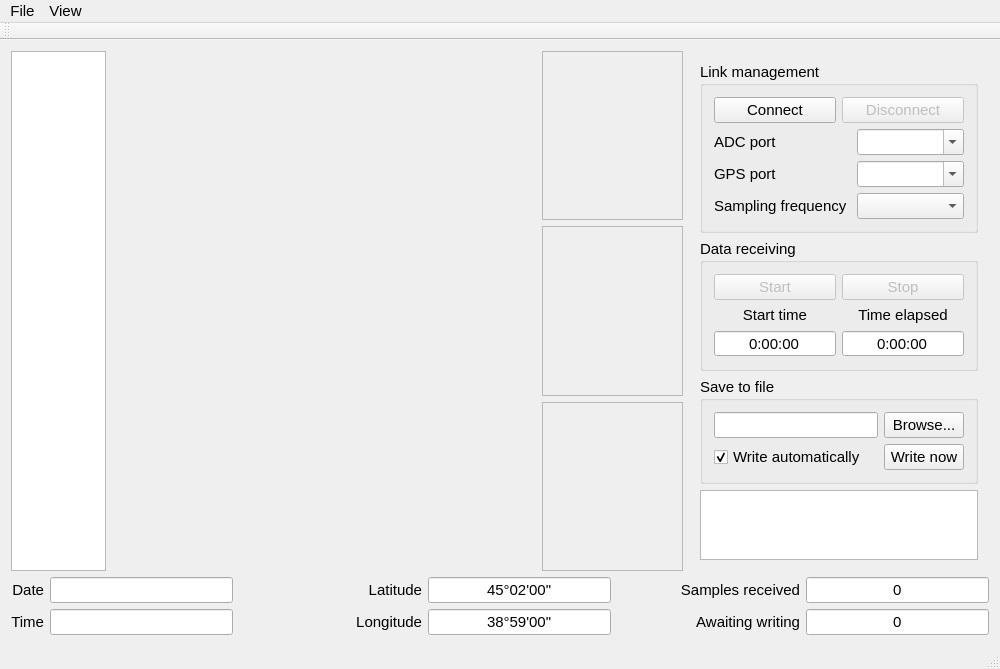
Qt form mainwindow.ui (NIA/seismoreg) before a commit.
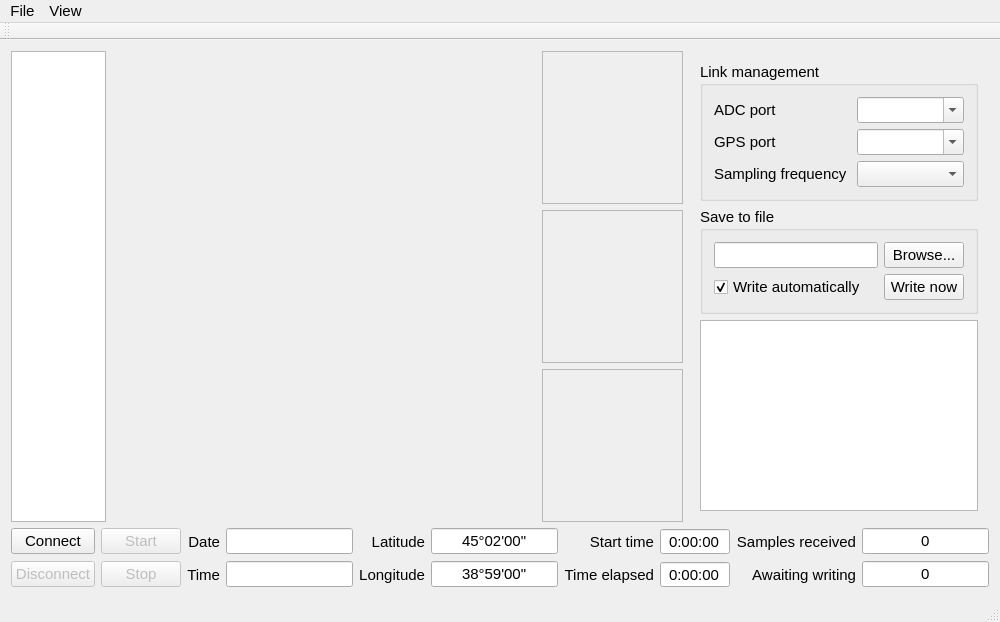
The same form after that commit. Custom widgets are drawn as their Qt base class.

```diff
--- a/mainwindow.ui
+++ b/mainwindow.ui
@@ -97,10 +97,7 @@
             <string>Link management</string>
            </property>
            <layout class="QGridLayout" name="gridLayout">
-            <item row="6" column="2">
-             <widget class="QComboBox" name="samplingFreq"/>
-            </item>
-            <item row="2" column="1">
+            <item row="1" column="1">
              <widget class="QLed" name="ledADC" native="true">
               <property name="sizePolicy">
                <sizepolicy hsizetype="Fixed" vsizetype="Fixed">
@@ -122,7 +119,7 @@
               </property>
              </widget>
             </item>
-            <item row="4" column="1">
+            <item row="3" column="1">
              <widget class="QLed" name="ledGPS" native="true">
               <property name="minimumSize">
                <size>
@@ -138,68 +135,38 @@
               </property>
              </widget>
             </item>
-            <item row="0" column="0" colspan="3">
-             <layout class="QHBoxLayout" name="horizontalLayout_2">
-              <item>
-               <widget class="QPushButton" name="connectBtn">
-                <property name="sizePolicy">
-                 <sizepolicy hsizetype="Minimum" vsizetype="Fixed">
-                  <horstretch>0</horstretch>
-                  <verstretch>0</verstretch>
-                 </sizepolicy>
-                </property>
-                <property name="text">
-                 <string>Connect</string>
-                </property>
-               </widget>
-              </item>
-              <item>
-               <widget class="QPushButton" name="disconnectBtn">
-                <property name="enabled">
-                 <bool>false</bool>
-                </property>
-                <property name="sizePolicy">
-                 <sizepolicy hsizetype="Minimum" vsizetype="Fixed">
-                  <horstretch>0</horstretch>
-                  <verstretch>0</verstretch>
-                 </sizepolicy>
-                </property>
-                <property name="text">
-                 <string>Disconnect</string>
-                </property>
-               </widget>
-              </item>
-             </layout>
+            <item row="5" column="2">
+             <widget class="QComboBox" name="samplingFreq"/>
             </item>
-            <item row="2" column="2">
+            <item row="1" column="2">
              <widget class="QComboBox" name="portChooser">
               <property name="editable">
                <bool>true</bool>
               </property>
              </widget>
             </item>
-            <item row="4" column="2">
+            <item row="3" column="2">
              <widget class="QComboBox" name="portChooserGPS">
               <property name="editable">
                <bool>true</bool>
               </property>
              </widget>
             </item>
-            <item row="4" column="0">
+            <item row="3" column="0">
              <widget class="QLabel" name="label_6">
               <property name="text">
                <string>GPS port</string>
               </property>
              </widget>
             </item>
-            <item row="2" column="0">
+            <item row="1" column="0">
              <widget class="QLabel" name="label_5">
               <property name="text">
                <string>ADC port</string>
               </property>
              </widget>
             </item>
-            <item row="6" column="0" colspan="2">
+            <item row="5" column="0" colspan="2">
              <widget class="QLabel" name="label_7">
               <property name="text">
                <string>Sampling frequency</string>
@@ -209,87 +176,6 @@
            </layout>
           </widget>
          </item>
-         <item>
-          <widget class="QGroupBox" name="dataGroup">
-           <property name="title">
-            <string>Data receiving</string>
-           </property>
-           <layout class="QGridLayout" name="gridLayout_2">
-            <item row="2" column="2">
-             <widget class="QTimeEdit" name="timeElapsed">
-              <property name="alignment">
-               <set>Qt::AlignCenter</set>
-              </property>
-              <property name="readOnly">
-               <bool>true</bool>
-              </property>
-              <property name="buttonSymbols">
-               <enum>QAbstractSpinBox::NoButtons</enum>
-              </property>
-              <property name="displayFormat">
-               <string>H:mm:ss</string>
-              </property>
-             </widget>
-            </item>
-            <item row="2" column="1">
-             <widget class="QTimeEdit" name="timeStart">
-              <property name="alignment">
-               <set>Qt::AlignCenter</set>
-              </property>
-              <property name="readOnly">
-               <bool>true</bool>
-              </property>
-              <property name="buttonSymbols">
-               <enum>QAbstractSpinBox::NoButtons</enum>
-              </property>
-              <property name="displayFormat">
-               <string>H:mm:ss</string>
-              </property>
-             </widget>
-            </item>
-            <item row="1" column="1">
-             <widget class="QLabel" name="label_2">
-              <property name="text">
-               <string>Start time</string>
-              </property>
-              <property name="alignment">
-               <set>Qt::AlignCenter</set>
-              </property>
-             </widget>
-            </item>
-            <item row="1" column="2">
-             <widget class="QLabel" name="label_3">
-              <property name="text">
-               <string>Time elapsed</string>
-              </property>
-              <property name="alignment">
-               <set>Qt::AlignCenter</set>
-              </property>
-             </widget>
-            </item>
-            <item row="0" column="2">
-             <widget class="QPushButton" name="stopBtn">
-              <property name="enabled">
-               <bool>false</bool>
-              </property>
-              <property name="text">
-               <string>Stop</string>
-              </property>
-             </widget>
-            </item>
-            <item row="0" column="1">
-             <widget class="QPushButton" name="startBtn">
-              <property name="enabled">
-               <bool>false</bool>
-              </property>
-              <property name="text">
-               <string>Start</string>
-              </property>
-             </widget>
-            </item>
-           </layout>
-          </widget>
-         </item>
          <item>
           <widget class="QGroupBox" name="fileGroup">
            <property name="title">
@@ -349,7 +235,74 @@
     </item>
     <item>
      <layout class="QGridLayout" name="gridLayout_4">
-      <item row="0" column="4">
+      <item row="1" column="7">
+       <widget class="QTimeEdit" name="timeElapsed">
+        <property name="sizePolicy">
+         <sizepolicy hsizetype="Expanding" vsizetype="Fixed">
+          <horstretch>0</horstretch>
+          <verstretch>0</verstretch>
+         </sizepolicy>
+        </property>
+        <property name="alignment">
+         <set>Qt::AlignCenter</set>
+        </property>
+        <property name="readOnly">
+         <bool>true</bool>
+        </property>
+        <property name="buttonSymbols">
+         <enum>QAbstractSpinBox::NoButtons</enum>
+        </property>
+        <property name="displayFormat">
+         <string>H:mm:ss</string>
+        </property>
+       </widget>
+      </item>
+      <item row="0" column="0">
+       <widget class="QPushButton" name="connectBtn">
+        <property name="sizePolicy">
+         <sizepolicy hsizetype="Minimum" vsizetype="Fixed">
+          <horstretch>0</horstretch>
+          <verstretch>0</verstretch>
+         </sizepolicy>
+        </property>
+        <property name="text">
+         <string>Connect</string>
+        </property>
+       </widget>
+      </item>
+      <item row="1" column="0">
+       <widget class="QPushButton" name="disconnectBtn">
+        <property name="enabled">
+         <bool>false</bool>
+        </property>
+        <property name="sizePolicy">
+         <sizepolicy hsizetype="Minimum" vsizetype="Fixed">
+          <horstretch>0</horstretch>
+          <verstretch>0</verstretch>
+         </sizepolicy>
+        </property>
+        <property name="text">
+         <string>Disconnect</string>
+        </property>
+       </widget>
+      </item>
+      <item row="1" column="6">
+       <widget class="QLabel" name="label_3">
+        <property name="sizePolicy">
+         <sizepolicy hsizetype="MinimumExpanding" vsizetype="Preferred">
+          <horstretch>0</horstretch>
+          <verstretch>0</verstretch>
+         </sizepolicy>
+        </property>
+        <property name="text">
+         <string>Time elapsed</string>
+        </property>
+        <property name="alignment">
+         <set>Qt::AlignRight|Qt::AlignTrailing|Qt::AlignVCenter</set>
+        </property>
+       </widget>
+      </item>
+      <item row="0" column="8">
        <widget class="QLabel" name="label_4">
         <property name="sizePolicy">
          <sizepolicy hsizetype="MinimumExpanding" vsizetype="Preferred">
@@ -365,7 +318,7 @@
         </property>
        </widget>
       </item>
-      <item row="0" column="0">
+      <item row="0" column="2">
        <widget class="QLabel" name="label_8">
         <property name="sizePolicy">
          <sizepolicy hsizetype="Preferred" vsizetype="Preferred">
@@ -381,7 +334,7 @@
         </property>
        </widget>
       </item>
-      <item row="1" column="0">
+      <item row="1" column="2">
        <widget class="QLabel" name="label_9">
         <property name="sizePolicy">
          <sizepolicy hsizetype="Preferred" vsizetype="Preferred">
@@ -397,7 +350,7 @@
         </property>
        </widget>
       </item>
-      <item row="1" column="2">
+      <item row="1" column="4">
        <widget class="QLabel" name="label_11">
         <property name="sizePolicy">
          <sizepolicy hsizetype="MinimumExpanding" vsizetype="Preferred">
@@ -413,7 +366,7 @@
         </property>
        </widget>
       </item>
-      <item row="0" column="5">
+      <item row="0" column="9">
        <widget class="QLineEdit" name="samplesRcvd">
         <property name="text">
          <string>0</string>
@@ -426,7 +379,7 @@
         </property>
        </widget>
       </item>
-      <item row="1" column="1">
+      <item row="1" column="3">
        <widget class="QLineEdit" name="currentTime">
         <property name="alignment">
          <set>Qt::AlignCenter</set>
@@ -436,7 +389,7 @@
         </property>
        </widget>
       </item>
-      <item row="0" column="1">
+      <item row="0" column="3">
        <widget class="QLineEdit" name="currentDate">
         <property name="alignment">
          <set>Qt::AlignCenter</set>
@@ -446,7 +399,7 @@
         </property>
        </widget>
       </item>
-      <item row="1" column="4">
+      <item row="1" column="8">
        <widget class="QLabel" name="label">
         <property name="sizePolicy">
          <sizepolicy hsizetype="MinimumExpanding" vsizetype="Preferred">
@@ -462,7 +415,7 @@
         </property>
        </widget>
       </item>
-      <item row="0" column="2">
+      <item row="0" column="4">
        <widget class="QLabel" name="label_10">
         <property name="sizePolicy">
          <sizepolicy hsizetype="MinimumExpanding" vsizetype="Preferred">
@@ -478,7 +431,7 @@
         </property>
        </widget>
       </item>
-      <item row="0" column="3">
+      <item row="0" column="5">
        <widget class="QLineEdit" name="currentLatitude">
         <property name="text">
          <string>45°02'00&quot;</string>
@@ -491,7 +444,7 @@
         </property>
        </widget>
       </item>
-      <item row="1" column="3">
+      <item row="1" column="5">
        <widget class="QLineEdit" name="currentLongitude">
         <property name="text">
          <string>38°59'00&quot;</string>
@@ -504,7 +457,7 @@
         </property>
        </widget>
       </item>
-      <item row="1" column="5">
+      <item row="1" column="9">
        <widget class="QLineEdit" name="samplesInQueue">
         <property name="text">
          <string>0</string>
@@ -517,6 +470,64 @@
         </property>
        </widget>
       </item>
+      <item row="0" column="7">
+       <widget class="QTimeEdit" name="timeStart">
+        <property name="sizePolicy">
+         <sizepolicy hsizetype="Expanding" vsizetype="Fixed">
+          <horstretch>0</horstretch>
+          <verstretch>0</verstretch>
+         </sizepolicy>
+        </property>
+        <property name="alignment">
+         <set>Qt::AlignCenter</set>
+        </property>
+        <property name="readOnly">
+         <bool>true</bool>
+        </property>
+        <property name="buttonSymbols">
+         <enum>QAbstractSpinBox::NoButtons</enum>
+        </property>
+        <property name="displayFormat">
+         <string>H:mm:ss</string>
+        </property>
+       </widget>
+      </item>
+      <item row="0" column="6">
+       <widget class="QLabel" name="label_2">
+        <property name="sizePolicy">
+         <sizepolicy hsizetype="MinimumExpanding" vsizetype="Preferred">
+          <horstretch>0</horstretch>
+          <verstretch>0</verstretch>
+         </sizepolicy>
+        </property>
+        <property name="text">
+         <string>Start time</string>
+        </property>
+        <property name="alignment">
+         <set>Qt::AlignRight|Qt::AlignTrailing|Qt::AlignVCenter</set>
+        </property>
+       </widget>
+      </item>
+      <item row="0" column="1">
+       <widget class="QPushButton" name="startBtn">
+        <property name="enabled">
+         <bool>false</bool>
+        </property>
+        <property name="text">
+         <string>Start</string>
+        </property>
+       </widget>
+      </item>
+      <item row="1" column="1">
+       <widget class="QPushButton" name="stopBtn">
+        <property name="enabled">
+         <bool>false</bool>
+        </property>
+        <property name="text">
+         <string>Stop</string>
+        </property>
+       </widget>
+      </item>
      </layout>
     </item>
    </layout>
```
